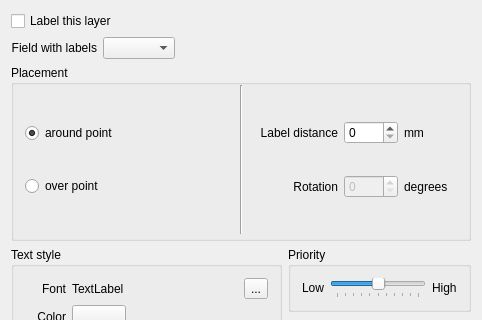
Before: the Qt Designer form qgis/src/ui/qgslabelingguibase.ui in sourcepole/qgis, drawn with Qt 5; both pictures show x 0 to 482 and y 0 to 320 of the 482 by 610 pixel window.
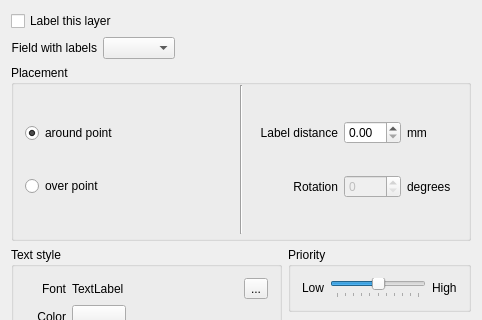
After: the same form once the commit is applied. The open tabs and pages were chosen to show the change. Icons and pictures are not drawn. Custom widgets are drawn as their Qt base class.

Commit message: Small enhancements for labeling dialog: disable minimum size ui for points, add pt to font name and set two decimal places for distance spin boxes

```diff
--- a/qgis/src/ui/qgslabelingguibase.ui
+++ b/qgis/src/ui/qgslabelingguibase.ui
@@ -199,7 +199,7 @@
           <item row="0" column="1">
            <widget class="QDoubleSpinBox" name="spinDistPoint">
             <property name="decimals">
-             <number>0</number>
+             <number>2</number>
             </property>
            </widget>
           </item>
```
Left out of the diff: 6 changed lines with no effect on the pictures. The commit also changes 1 other file.
